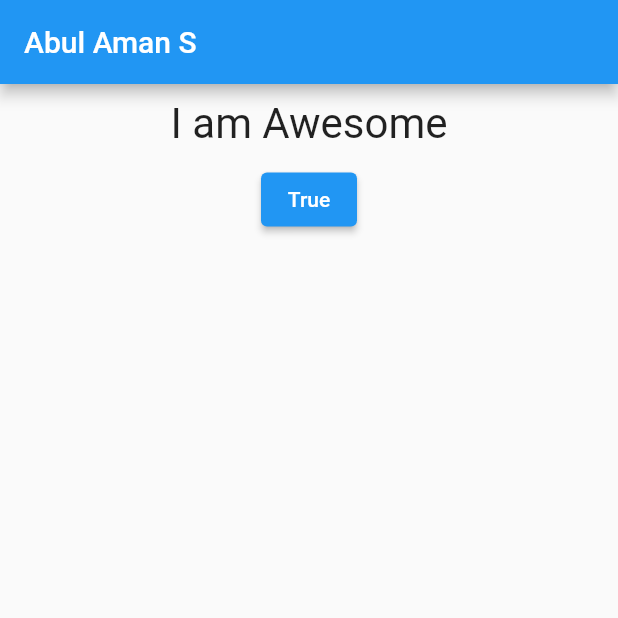
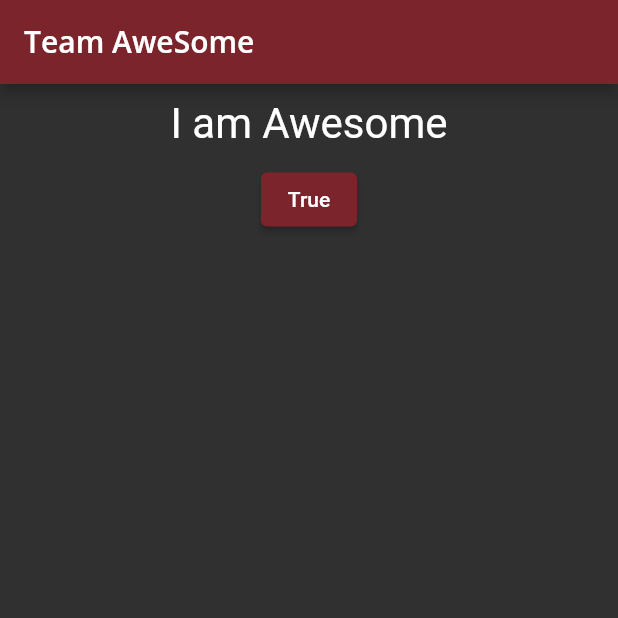
Before and after one commit to abulaman8/Awesome, a Flutter app: the screen it shows after launch, on a phone screen of 412 x 824 dp, the top half of it. Run offline on Flutter 3.47's test engine with Material 2 defaults, Android fonts, the phone set to English and light mode, and no system bars; our stand-ins replace google_fonts.

Commit message:
IITM Theme added on top of classic Dark Theme

```diff
--- /dev/null
+++ b/lib/core_theme.dart
@@ -0,0 +1,66 @@
+import 'package:flutter/material.dart';
+import 'package:google_fonts/google_fonts.dart';
+
+class CoreTheme {
+  static const maroon = Color(0xff7b242c);
+  static const beige = Color(0xffd5a54e);
+
+
+  // 1
+  static TextTheme darkTextTheme = TextTheme(
+    bodyText1: GoogleFonts.openSans(
+      fontSize: 14.0,
+      fontWeight: FontWeight.w700,
+      color: Colors.white,
+    ),
+    headline1: GoogleFonts.openSans(
+      fontSize: 32.0,
+      fontWeight: FontWeight.bold,
+      color: Colors.white,
+    ),
+    headline2: GoogleFonts.openSans(
+      fontSize: 21.0,
+      fontWeight: FontWeight.w700,
+      color: Colors.white,
+    ),
+    headline3: GoogleFonts.openSans(
+      fontSize: 16.0,
+      fontWeight: FontWeight.w600,
+      color: Colors.white,
+    ),
+    headline6: GoogleFonts.openSans(
+      fontSize: 20.0,
+      fontWeight: FontWeight.w600,
+      color: Colors.white,
+    ),
+  );
+
+
+
+  // 2
+  static ThemeData dark() {
+    return ThemeData(
+      brightness: Brightness.dark,
+      // ignore: prefer_const_constructors
+      appBarTheme: AppBarTheme(
+
+        foregroundColor: Colors.white,
+        backgroundColor: maroon,
+      ),
+      elevatedButtonTheme: ElevatedButtonThemeData(
+        style: ElevatedButton.styleFrom(
+          primary: maroon,
+          onPrimary: Colors.white,
+        )
+      ),
+      floatingActionButtonTheme: const FloatingActionButtonThemeData(
+        foregroundColor: Colors.white,
+        backgroundColor: maroon,
+      ),
+      bottomNavigationBarTheme: const BottomNavigationBarThemeData(
+        selectedItemColor: beige,
+      ),
+      textTheme: darkTextTheme,
+    );
+  }
+}
--- a/lib/main.dart
+++ b/lib/main.dart
@@ -3,6 +3,7 @@
 import 'package:flutter/material.dart';
 
 import './question.dart';
+import './core_theme.dart';
 
 void main() {
   runApp(MyApp());
@@ -29,10 +30,13 @@ class MyAppState extends State<MyApp> {
   }
   @override
   Widget build(BuildContext context) {
+    final theme = CoreTheme.dark();
     return MaterialApp(
+      theme: theme,
       home: Scaffold(
         appBar: AppBar(
-          title: Text('Abul Aman S'),
+          title: Text('Team AweSome', style: theme.textTheme.headline6),
+
         ),
         body: Column(
           children: <Widget>[
--- a/lib/question.dart
+++ b/lib/question.dart
@@ -1,4 +1,6 @@
 import 'package:flutter/material.dart';
+
+import './core_theme.dart';
 class Question extends StatelessWidget {
   final String questionText;
 
@@ -6,13 +8,16 @@ class Question extends StatelessWidget {
 
   @override
   Widget build(BuildContext context) {
+    final theme = CoreTheme.dark();
     return Container(
+
       width: double.infinity,
       margin: EdgeInsets.all(10),
       child: Text(
         questionText,
         style: TextStyle(fontSize: 28),
         textAlign: TextAlign.center,
+
       ),
     );
   }
--- a/pubspec.yaml
+++ b/pubspec.yaml
@@ -35,6 +35,7 @@ dependencies:
   # Use with the CupertinoIcons class for iOS style icons.
   cupertino_icons: ^1.0.2
   http: ^0.13.4
+  google_fonts: ^2.1.0
 
 dev_dependencies:
   flutter_test:
```
Also changed, not shown: pubspec.lock.
